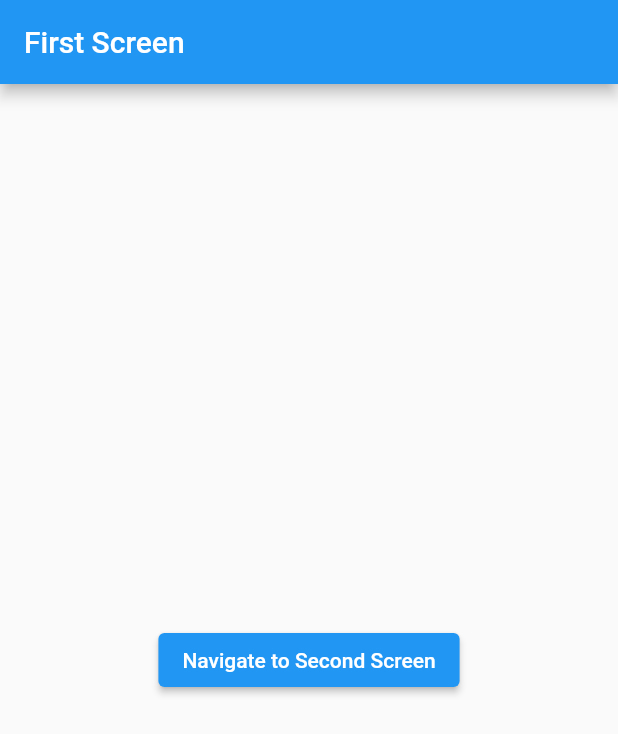
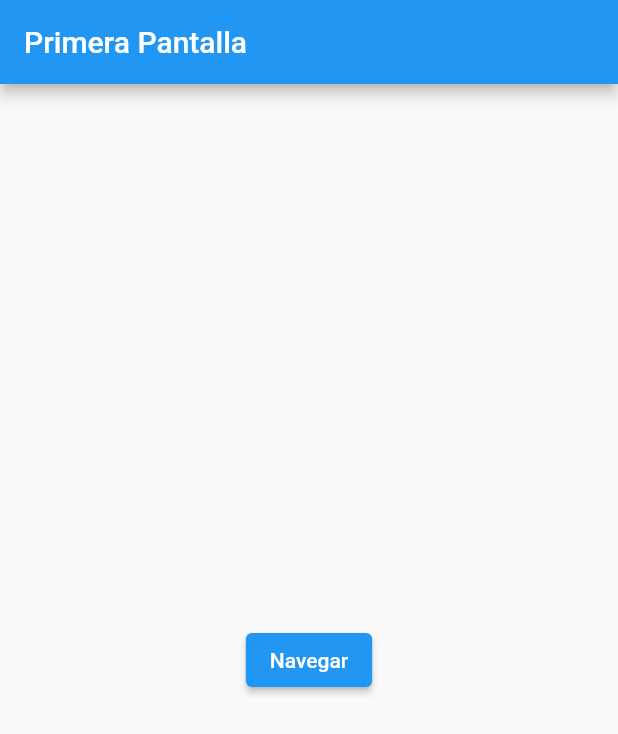
Before and after one commit to mikedevmx/flutterExam, a Flutter app: the screen it shows after launch, on a phone screen of 412 x 824 dp. Shown: the top 734 px of the screen. Run offline on Flutter 3.47's test engine with Material 2 defaults, Android fonts, the phone set to English and light mode, and no system bars.

```diff
--- a/examen/lib/screens/first_screen.dart
+++ b/examen/lib/screens/first_screen.dart
@@ -6,17 +6,16 @@ class FirstScreen extends StatelessWidget {
   @override
   Widget build(BuildContext context) {
     return Scaffold(
-      appBar: AppBar(title: Text('First Screen')),
+      appBar: AppBar(title: Text('Primera Pantalla')),
       body: Center(
         child: ElevatedButton(
           onPressed: () {
-            // Push the SecondScreen onto the stack
             Navigator.push(
               context,
               MaterialPageRoute(builder: (context) => SecondScreen()),
             );
           },
-          child: Text('Navigate to Second Screen'),
+          child: Text('Navegar'),
         ),
       ),
     );
--- a/examen/lib/screens/second_screen.dart
+++ b/examen/lib/screens/second_screen.dart
@@ -5,13 +5,13 @@ class SecondScreen extends StatelessWidget {
   @override
   Widget build(BuildContext context) {
     return Scaffold(
-      appBar: AppBar(title: Text('Second Screen')),
+      appBar: AppBar(title: Text('Segunda Pantalla')),
       body: Center(
         child: ElevatedButton(
           onPressed: () {
             Navigator.pop(context);
           },
-          child: Text('Go back to First Screen'),
+          child: Text('Regreso'),
         ),
       ),
     );
```
Also changed, not shown: examen/lib/main.dart (+0 -9 lines).
